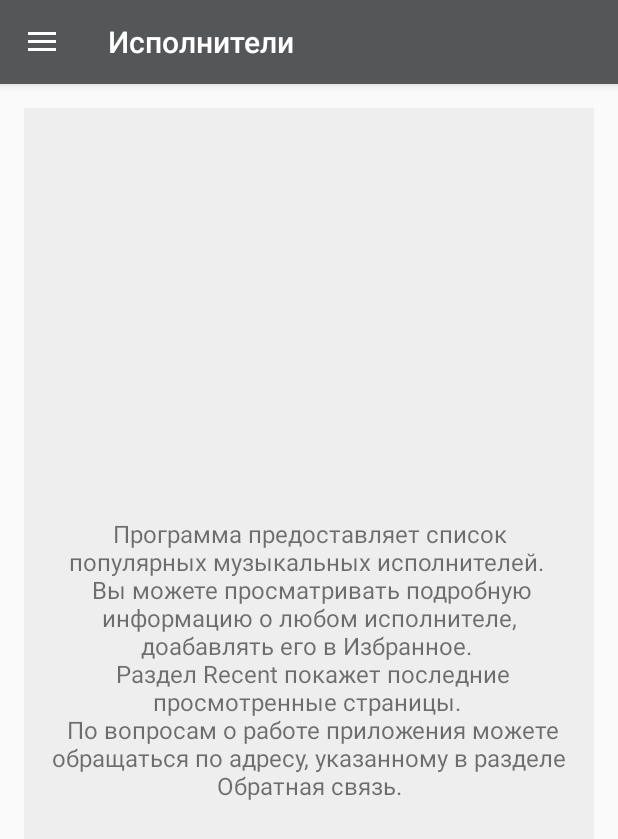
After one commit to dagerler001/PopularSingers, an Android app: the fragment ProgInfoFragment placed in its activity, on a phone screen of 412 x 824 dp. The commit adds this screen. Shown: the top 839 px of the screen. Run offline under Robolectric (Android 15) with nearby library versions, the phone set to English and light mode, and no system bars; our stand-ins replace Picasso; network calls fail; pictures from the network do not load.

Commit message:
Added E-mail and About Fragments.

```diff
--- a/Appl/app/src/main/java/com/example/vorona/appl/PerformersActivity.java
+++ b/Appl/app/src/main/java/com/example/vorona/appl/PerformersActivity.java
@@ -198,6 +198,24 @@ public class PerformersActivity extends AppCompatActivity
             fTrans.add(R.id.fragment_holder, fragment);
             fTrans.addToBackStack(null);
             fTrans.commit();
+        }  else if (id == R.id.info) {
+            Fragment fragment = new ProgInfoFragment();
+            FragmentTransaction fTrans = getFragmentManager().beginTransaction();
+            fTrans.add(R.id.fragment_holder, fragment);
+            fTrans.addToBackStack(null);
+            fTrans.commit();
+        } else if (id == R.id.email) {
+            Intent emailIntent = new Intent(android.content.Intent.ACTION_SEND);
+            String aEmail =  "veda345@yandex.ru" ;
+
+            emailIntent.putExtra(android.content.Intent.EXTRA_EMAIL, aEmail);
+
+            emailIntent.putExtra(android.content.Intent.EXTRA_SUBJECT, "Popular Siners App");
+
+            emailIntent.setType("plain/text");
+            emailIntent.putExtra(android.content.Intent.EXTRA_TEXT, "Write your text here.");
+
+            startActivity(Intent.createChooser(emailIntent, "Send your email in:"));
         }
         return true;
     }
@@ -230,6 +248,8 @@ public class PerformersActivity extends AppCompatActivity
             curFragment = getFragmentManager().findFragmentById(R.id.fragment_holder);
             if (curFragment instanceof ListFragment)
                 setTitle(((ListFragment) curFragment).getTitle());
+            else if (curFragment instanceof ProgInfoFragment)
+                setTitle("О программе");
             else
                 setTitle("Исполнители");
         }
--- /dev/null
+++ b/Appl/app/src/main/java/com/example/vorona/appl/ProgInfoFragment.java
@@ -0,0 +1,27 @@
+package com.example.vorona.appl;
+
+import android.app.Fragment;
+import android.os.Bundle;
+import android.view.LayoutInflater;
+import android.view.View;
+import android.view.ViewGroup;
+
+public class ProgInfoFragment extends Fragment{
+
+    @Override
+    public View onCreateView(LayoutInflater inflater, ViewGroup container,
+                             Bundle savedInstanceState) {
+        return inflater.inflate(R.layout.fragment_prog_info, null);
+    }
+
+    @Override
+    public void onCreate(Bundle savedInstanceState) {
+        super.onCreate(savedInstanceState);
+        setHasOptionsMenu(true);
+    }
+
+    @Override
+    public void onViewCreated(View view, Bundle savedInstanceState) {
+
+    }
+}
--- /dev/null
+++ b/Appl/app/src/main/res/layout/fragment_prog_info.xml
@@ -0,0 +1,28 @@
+<?xml version="1.0" encoding="utf-8"?>
+
+
+<RelativeLayout xmlns:android="http://schemas.android.com/apk/res/android"
+    xmlns:app="http://schemas.android.com/apk/res-auto"
+    xmlns:tools="http://schemas.android.com/tools"
+    android:layout_width="match_parent"
+    android:layout_height="match_parent"
+    app:layout_behavior="@string/appbar_scrolling_view_behavior"
+    tools:context=".PerformersActivity"
+    android:background="#eeeeee">
+
+    <TextView
+        android:id="@+id/title"
+        android:layout_width="match_parent"
+        android:layout_height="wrap_content"
+        android:textAlignment="center"
+        android:textSize="16sp"
+        android:visibility="visible"
+        android:text="@string/about"
+        android:gravity="center"
+        android:layout_centerVertical="true"
+        android:layout_alignParentStart="true"
+        android:paddingLeft="@dimen/text_margin"
+        android:paddingRight="@dimen/text_margin"/>
+
+
+</RelativeLayout>
--- a/Appl/app/src/main/res/menu/activity_performers_drawer.xml
+++ b/Appl/app/src/main/res/menu/activity_performers_drawer.xml
@@ -8,6 +8,10 @@
             android:title="" />
         <item android:id="@+id/recent" android:icon="@drawable/recent"
             android:title="" />
+        <item android:id="@+id/email" android:icon="@drawable/ic_mail"
+            android:title="" />
+        <item android:id="@+id/info" android:icon="@drawable/ic_info"
+            android:title="" />
     </group>
 
 </menu>
--- a/Appl/app/src/main/res/values/strings.xml
+++ b/Appl/app/src/main/res/values/strings.xml
@@ -24,4 +24,9 @@
     <string name="recent_table">Recent</string>
     <string name="fav_table">Favorites</string>
 
+    <string name="about">Программа предоставляет список популярных музыкальных исполнителей. \n
+    Вы можете просматривать подробную информацию о любом исполнителе, доабавлять его в Избранное. \n
+    Раздел Recent покажет последние просмотренные страницы. \n
+    По вопросам о работе приложения можете обращаться по адресу, указанному в разделе Обратная связь.</string>
+
 </resources>
```
Also changed, not shown: Appl/app/src/main/res/drawable-hdpi/ic_mail.png (added), Appl/app/src/main/res/drawable-mdpi/ic_mail.png (added), Appl/app/src/main/res/drawable-xhdpi/ic_mail.png (added), Appl/app/src/main/res/drawable-xxhdpi/ic_mail.png (added), Appl/app/src/main/res/drawable/ic_info.png (added), Appl/gradle/wrapper/gradle-wrapper.properties.
